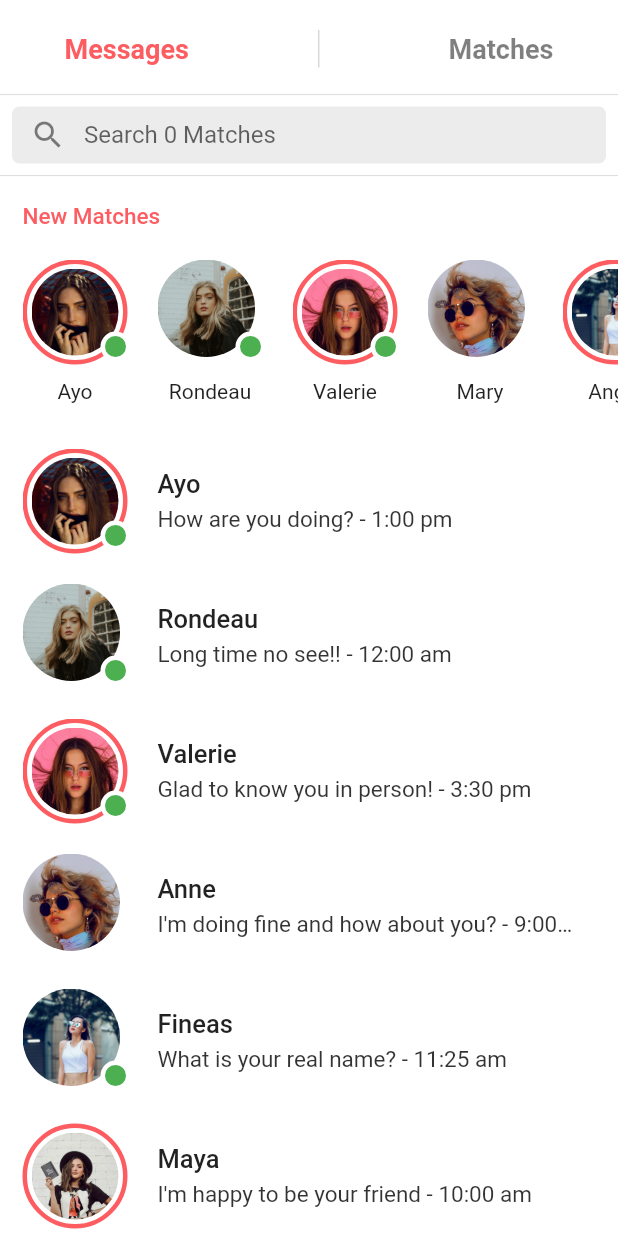
After one commit to natsuya-kume/tinder-ui, a Flutter app: the ChatPage screen opened directly, on a phone screen of 412 x 824 dp. The commit adds this screen. Run offline on Flutter 3.47's test engine with Material 2 defaults, Android fonts, the phone set to English and light mode, and no system bars; our stand-ins replace flutter_svg, flutter_tindercard.

Commit message:
チャットページの作成

```diff
--- /dev/null
+++ b/lib/data/chats_json.dart
@@ -0,0 +1,120 @@
+// users story list
+const List chats_json = [
+  {
+    "img": "assets/images/girls/img_1.jpeg",
+    "name": "Ayo",
+    "online": true,
+    "story": true,
+  },
+  {
+    "img": "assets/images/girls/img_2.jpeg",
+    "name": "Rondeau",
+    "online": true,
+    "story": false,
+  },
+  {
+    "img": "assets/images/girls/img_3.jpeg",
+    "name": "Valerie",
+    "online": true,
+    "story": true,
+  },
+  {
+    "img": "assets/images/girls/img_4.jpeg",
+    "name": "Mary",
+    "online": false,
+    "story": false,
+  },
+  {
+    "img": "assets/images/girls/img_5.jpeg",
+    "name": "Angie",
+    "online": true,
+    "story": true,
+  },
+  {
+    "img": "assets/images/girls/img_6.jpeg",
+    "name": "Anne",
+    "online": false,
+    "story": true,
+  },
+  {
+    "img": "assets/images/girls/img_7.jpeg",
+    "name": "Fineas",
+    "online": true,
+    "story": false,
+  },
+  {
+    "img": "assets/images/girls/img_8.jpeg",
+    "name": "Atikh",
+    "online": true,
+    "story": true,
+  },
+  {
+    "img": "assets/images/girls/img_9.jpeg",
+    "name": "Campbell",
+    "online": false,
+    "story": true,
+  },
+  {
+    "img": "assets/images/girls/img_10.jpeg",
+    "name": "Maya",
+    "online": false,
+    "story": true,
+  },
+];
+
+// users message list
+List userMessages = [
+  {
+    "id": 1,
+    "name": "Ayo",
+    "img": "assets/images/girls/img_1.jpeg",
+    "online": true,
+    "story": true,
+    "message": "How are you doing?",
+    "created_at": "1:00 pm"
+  },
+  {
+    "name": "Rondeau",
+    "img": "assets/images/girls/img_2.jpeg",
+    "online": true,
+    "story": false,
+    "message": "Long time no see!!",
+    "created_at": "12:00 am"
+  },
+  {
+    "id": 3,
+    "name": "Valerie",
+    "img": "assets/images/girls/img_3.jpeg",
+    "online": true,
+    "story": true,
+    "message": "Glad to know you in person!",
+    "created_at": "3:30 pm"
+  },
+  {
+    "id": 4,
+    "name": "Anne",
+    "img": "assets/images/girls/img_4.jpeg",
+    "online": false,
+    "story": false,
+    "message": "I'm doing fine and how about you?",
+    "created_at": "9:00 am"
+  },
+  {
+    "id": 5,
+    "name": "Fineas",
+    "img": "assets/images/girls/img_5.jpeg",
+    "online": true,
+    "story": false,
+    "message": "What is your real name?",
+    "created_at": "11:25 am"
+  },
+  {
+    "id": 6,
+    "name": "Maya",
+    "img": "assets/images/girls/img_6.jpeg",
+    "online": false,
+    "story": true,
+    "message": "I'm happy to be your friend",
+    "created_at": "10:00 am"
+  },
+];
--- /dev/null
+++ b/lib/pages/chat_page.dart
@@ -0,0 +1,277 @@
+import 'package:flutter/material.dart';
+import 'package:tinder/data/chats_json.dart';
+import 'package:tinder/theme/colors.dart';
+
+class ChatPage extends StatefulWidget {
+  @override
+  _ChatPageState createState() => _ChatPageState();
+}
+
+class _ChatPageState extends State<ChatPage> {
+  @override
+  Widget build(BuildContext context) {
+    return Scaffold(
+      backgroundColor: white,
+      body: getBody(),
+    );
+  }
+
+  Widget getBody() {
+    var size = MediaQuery.of(context).size;
+    return ListView(
+      children: [
+        Padding(
+          padding: const EdgeInsets.only(top: 20),
+          child: Row(
+            mainAxisAlignment: MainAxisAlignment.spaceAround,
+            children: [
+              Text(
+                "Messages",
+                style: TextStyle(
+                    fontSize: 18, fontWeight: FontWeight.bold, color: primary),
+              ),
+              Container(
+                height: 25,
+                width: 1,
+                decoration: BoxDecoration(color: black.withOpacity(0.15)),
+              ),
+              Text(
+                "Matches",
+                style: TextStyle(
+                    fontSize: 18,
+                    fontWeight: FontWeight.bold,
+                    color: black.withOpacity(0.5)),
+              ),
+            ],
+          ),
+        ),
+        SizedBox(
+          height: 10,
+        ),
+        Divider(
+          thickness: 0.8,
+        ),
+        Padding(
+          padding: const EdgeInsets.only(left: 8, top: 0, right: 8),
+          child: Container(
+            height: 38,
+            decoration: BoxDecoration(
+                color: grey.withOpacity(0.2),
+                borderRadius: BorderRadius.circular(5)),
+            child: TextField(
+              cursorColor: black.withOpacity(0.5),
+              decoration: InputDecoration(
+                  border: InputBorder.none,
+                  prefixIcon: Icon(
+                    Icons.search,
+                    color: black.withOpacity(0.5),
+                  ),
+                  hintText: "Search 0 Matches"),
+            ),
+          ),
+        ),
+        Divider(
+          thickness: 0.8,
+        ),
+        SizedBox(
+          height: 10,
+        ),
+        Column(
+          crossAxisAlignment: CrossAxisAlignment.start,
+          children: [
+            Padding(
+              padding: const EdgeInsets.only(left: 15),
+              child: Text(
+                "New Matches",
+                style: TextStyle(
+                    fontSize: 15, fontWeight: FontWeight.w500, color: primary),
+              ),
+            ),
+            SizedBox(
+              height: 20,
+            ),
+            SingleChildScrollView(
+              scrollDirection: Axis.horizontal,
+              child: Padding(
+                padding: const EdgeInsets.only(left: 15),
+                child: Row(
+                    children: List.generate(chats_json.length, (index) {
+                      return Padding(
+                        padding: const EdgeInsets.only(right: 20),
+                        child: Column(
+                          children: <Widget>[
+                            Container(
+                              width: 70,
+                              height: 70,
+                              child: Stack(
+                                children: <Widget>[
+                                  chats_json[index]['story']
+                                      ? Container(
+                                    decoration: BoxDecoration(
+                                        shape: BoxShape.circle,
+                                        border: Border.all(
+                                            color: primary, width: 3)),
+                                    child: Padding(
+                                      padding: const EdgeInsets.all(3.0),
+                                      child: Container(
+                                        width: 70,
+                                        height: 70,
+                                        decoration: BoxDecoration(
+                                            shape: BoxShape.circle,
+                                            image: DecorationImage(
+                                                image: AssetImage(
+                                                    chats_json[index]['img']),
+                                                fit: BoxFit.cover)),
+                                      ),
+                                    ),
+                                  )
+                                      : Container(
+                                    width: 65,
+                                    height: 65,
+                                    decoration: BoxDecoration(
+                                        shape: BoxShape.circle,
+                                        image: DecorationImage(
+                                            image: AssetImage(
+                                                chats_json[index]['img']),
+                                            fit: BoxFit.cover)),
+                                  ),
+                                  chats_json[index]['online']
+                                      ? Positioned(
+                                    top: 48,
+                                    left: 52,
+                                    child: Container(
+                                      width: 20,
+                                      height: 20,
+                                      decoration: BoxDecoration(
+                                          color: green,
+                                          shape: BoxShape.circle,
+                                          border: Border.all(
+                                              color: white, width: 3)),
+                                    ),
+                                  )
+                                      : Container()
+                                ],
+                              ),
+                            ),
+                            SizedBox(
+                              height: 10,
+                            ),
+                            SizedBox(
+                              width: 70,
+                              child: Align(
+                                  child: Text(
+                                    chats_json[index]['name'],
+                                    overflow: TextOverflow.ellipsis,
+                                  )),
+                            )
+                          ],
+                        ),
+                      );
+                    })),
+              ),
+            ),
+            SizedBox(
+              height: 30,
+            ),
+            Padding(
+              padding: const EdgeInsets.only(left: 15),
+              child: Column(
+                children: List.generate(userMessages.length, (index) {
+                  return Padding(
+                    padding: const EdgeInsets.only(bottom: 20),
+                    child: Row(
+                      children: <Widget>[
+                        Container(
+                          width: 70,
+                          height: 70,
+                          child: Stack(
+                            children: <Widget>[
+                              userMessages[index]['story']
+                                  ? Container(
+                                decoration: BoxDecoration(
+                                    shape: BoxShape.circle,
+                                    border: Border.all(
+                                        color: primary, width: 3)),
+                                child: Padding(
+                                  padding: const EdgeInsets.all(3.0),
+                                  child: Container(
+                                    width: 70,
+                                    height: 70,
+                                    decoration: BoxDecoration(
+                                        shape: BoxShape.circle,
+                                        image: DecorationImage(
+                                            image: AssetImage(
+                                                userMessages[index]
+                                                ['img']),
+                                            fit: BoxFit.cover)),
+                                  ),
+                                ),
+                              )
+                                  : Container(
+                                width: 65,
+                                height: 65,
+                                decoration: BoxDecoration(
+                                    shape: BoxShape.circle,
+                                    image: DecorationImage(
+                                        image: AssetImage(
+                                            userMessages[index]['img']),
+                                        fit: BoxFit.cover)),
+                              ),
+                              userMessages[index]['online']
+                                  ? Positioned(
+                                top: 48,
+                                left: 52,
+                                child: Container(
+                                  width: 20,
+                                  height: 20,
+                                  decoration: BoxDecoration(
+                                      color: green,
+                                      shape: BoxShape.circle,
+                                      border: Border.all(
+                                          color: white, width: 3)),
+                                ),
+                              )
+                                  : Container()
+                            ],
+                          ),
+                        ),
+                        SizedBox(
+                          width: 20,
+                        ),
+                        Column(
+                          crossAxisAlignment: CrossAxisAlignment.start,
+                          children: <Widget>[
+                            Text(
+                              userMessages[index]['name'],
+                              style: TextStyle(
+                                  fontSize: 17, fontWeight: FontWeight.w500),
+                            ),
+                            SizedBox(
+                              height: 5,
+                            ),
+                            SizedBox(
+                              width: MediaQuery.of(context).size.width - 135,
+                              child: Text(
+                                userMessages[index]['message'] +
+                                    " - " +
+                                    userMessages[index]['created_at'],
+                                style: TextStyle(
+                                    fontSize: 15,
+                                    color: black.withOpacity(0.8)),
+                                overflow: TextOverflow.ellipsis,
+                              ),
+                            )
+                          ],
+                        )
+                      ],
+                    ),
+                  );
+                }),
+              ),
+            )
+          ],
+        )
+      ],
+    );
+  }
+}
--- a/lib/pages/root_app.dart
+++ b/lib/pages/root_app.dart
@@ -1,6 +1,7 @@
 import 'package:flutter/material.dart';
 import 'package:flutter_svg/svg.dart';
 import 'package:tinder/pages/explore_page.dart';
+import 'package:tinder/pages/chat_page.dart';
 
 class RootPage extends StatefulWidget {
   @override
@@ -21,7 +22,7 @@ class _RootPageState extends State<RootPage> {
   Widget getBody() {
     return IndexedStack(
       index: pageIndex,
-      children: [ExplorePage()],
+      children: [ExplorePage(),ChatPage()],
     );
   }
 
```
